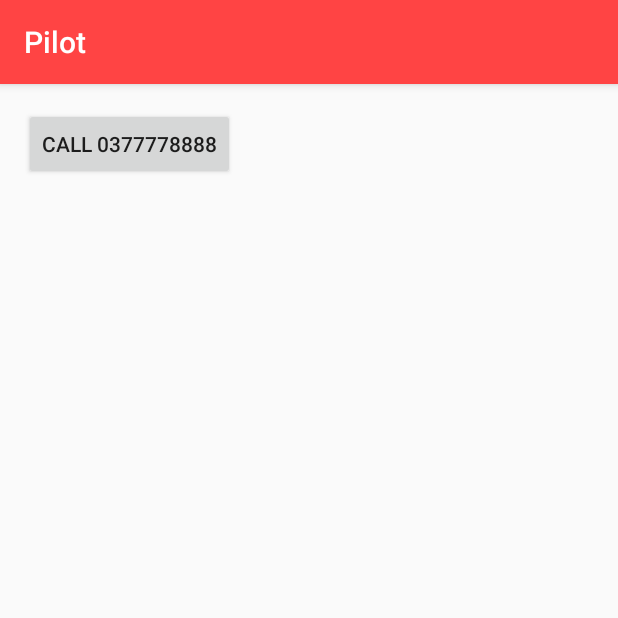
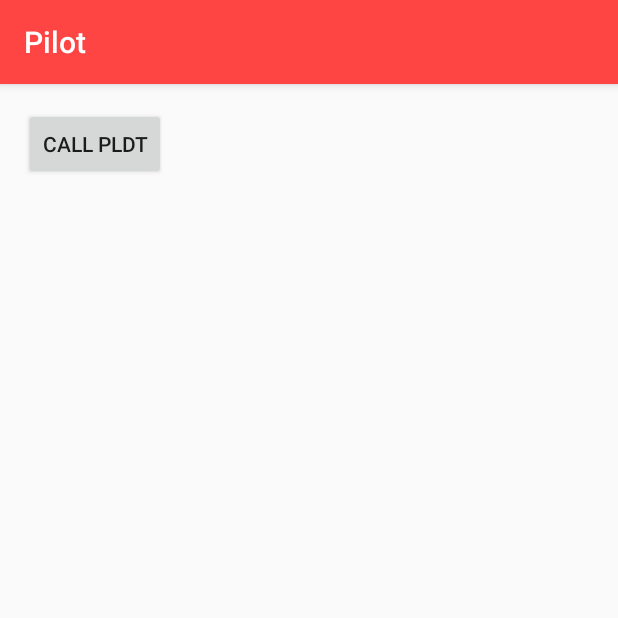
Before and after one commit to richard-parayno/Pilot, an Android app: the screen it shows after launch (CallActivity), on a phone screen of 412 x 824 dp, the top half of it. Run offline under Robolectric (Android 15) with nearby library versions, the phone set to English and light mode, and no system bars.

Commit message:
contact migo

```diff
--- a/app/src/main/java/com/hackathon/teamprogog/pilot/CallActivity.java
+++ b/app/src/main/java/com/hackathon/teamprogog/pilot/CallActivity.java
@@ -23,7 +23,7 @@
         callButton.setOnClickListener(new View.OnClickListener() {
             public void onClick(View arg0) {
                 Intent callIntent = new Intent(Intent.ACTION_CALL);
-                callIntent.setData(Uri.parse("tel: 0377778888"));
+                callIntent.setData(Uri.parse("tel: 09284994286"));
 
                 if (ActivityCompat.checkSelfPermission(CallActivity.this, Manifest.permission.CALL_PHONE) == PackageManager.PERMISSION_GRANTED)
                     startActivity(callIntent);
--- a/app/src/main/res/layout/activity_call.xml
+++ b/app/src/main/res/layout/activity_call.xml
@@ -14,6 +14,6 @@
         android:id="@+id/btnCall"
         android:layout_width="wrap_content"
         android:layout_height="wrap_content"
-        android:text="call 0377778888" />
+        android:text="call PLDT" />
 
 </RelativeLayout>
```
